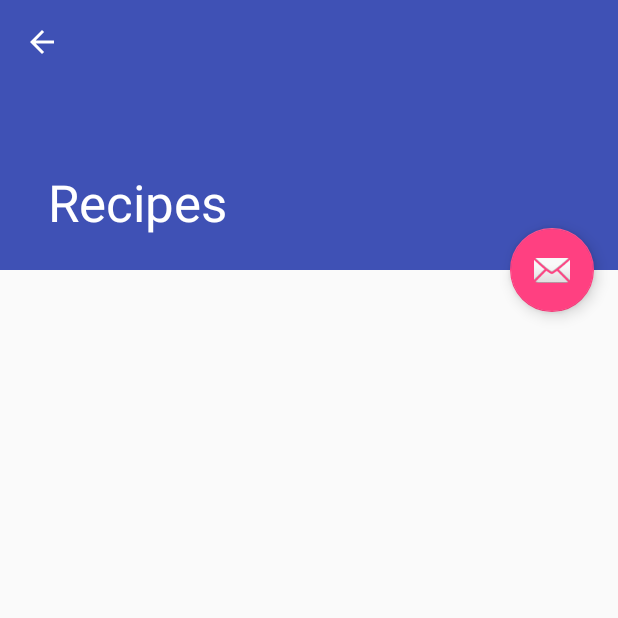
After one commit to gscdev/recipes, an Android app: the RecipeDetailActivity screen opened directly, with no data from a screen before it, on a phone screen of 412 x 824 dp, the top half of it. The commit adds this screen. Run offline under Robolectric (Android 15) with nearby library versions, the phone set to English and light mode, and no system bars; our stand-ins replace ButterKnife.

Commit message:
Show empty recipe

```diff
--- a/app/src/main/AndroidManifest.xml
+++ b/app/src/main/AndroidManifest.xml
@@ -26,6 +26,12 @@
 
             <meta-data android:name="android.app.searchable" android:resource="@xml/searchable" />
         </activity>
+
+        <activity
+            android:name=".ui.recipes.detail.RecipeDetailActivity"
+            android:parentActivityName=".ui.recipes.RecipeListActivity"
+            android:theme="@style/AppTheme.NoActionBar">
+        </activity>
     </application>
 
 </manifest>
--- a/app/src/main/java/com/gsc/recipes/ui/recipes/RecipeListActivity.java
+++ b/app/src/main/java/com/gsc/recipes/ui/recipes/RecipeListActivity.java
@@ -10,6 +10,7 @@ import android.widget.SearchView;
 import com.gsc.recipes.R;
 import com.gsc.recipes.domain.model.Recipe;
 import com.gsc.recipes.ui.base.BaseActivity;
+import com.gsc.recipes.ui.recipes.detail.RecipeDetailActivity;
 import com.gsc.recipes.ui.view.OnItemClickListener;
 
 import java.util.List;
@@ -84,6 +85,11 @@ public class RecipeListActivity extends BaseActivity implements RecipeListView,
     public void setRecipes(List<Recipe> recipes) {
         recyclerView.setAdapter(new RecipesRecyclerViewAdapter(recipes, this));
     }
+
+    @Override
+    public void showRecipe(Recipe recipe) {
+        RecipeDetailActivity.open(this, recipe);
+    }
     //endregion
 
     //region OnItemClickListener
--- a/app/src/main/java/com/gsc/recipes/ui/recipes/RecipeListPresenter.java
+++ b/app/src/main/java/com/gsc/recipes/ui/recipes/RecipeListPresenter.java
@@ -64,5 +64,6 @@ public class RecipeListPresenter extends BasePresenter<RecipeListView>
     //endregion
 
     public void onRecipeClick(int position) {
+        getView().showRecipe(recipeList.get(position));
     }
 }
--- a/app/src/main/java/com/gsc/recipes/ui/recipes/RecipeListView.java
+++ b/app/src/main/java/com/gsc/recipes/ui/recipes/RecipeListView.java
@@ -9,4 +9,6 @@ import java.util.List;
 public interface RecipeListView extends BasePresenter.View {
 
     void setRecipes(List<Recipe> recipes);
+
+    void showRecipe(Recipe recipe);
 }
--- /dev/null
+++ b/app/src/main/java/com/gsc/recipes/ui/recipes/detail/RecipeDetailActivity.java
@@ -0,0 +1,48 @@
+package com.gsc.recipes.ui.recipes.detail;
+
+import android.content.Context;
+import android.content.Intent;
+import android.os.Bundle;
+import android.support.design.widget.Snackbar;
+import android.support.v7.app.AppCompatActivity;
+import android.support.v7.widget.Toolbar;
+import android.view.View;
+
+import com.gsc.recipes.R;
+import com.gsc.recipes.domain.model.Recipe;
+
+import butterknife.BindView;
+import butterknife.ButterKnife;
+import butterknife.OnClick;
+
+public class RecipeDetailActivity extends AppCompatActivity {
+
+    public static final String EXTRA_RECIPE = "com.gsc.recipes.ui.recipes.detail.Recipe";
+
+    @BindView(R.id.toolbar)
+    Toolbar toolbar;
+
+
+    public static void open(Context context, Recipe recipe) {
+        Intent intent = new Intent(context, RecipeDetailActivity.class);
+        intent.putExtra(EXTRA_RECIPE, recipe);
+        context.startActivity(intent);
+    }
+
+    @Override
+    protected void onCreate(Bundle savedInstanceState) {
+        super.onCreate(savedInstanceState);
+        setContentView(R.layout.activity_recipe);
+        ButterKnife.bind(this);
+
+        setSupportActionBar(toolbar);
+
+        getSupportActionBar().setDisplayHomeAsUpEnabled(true);
+    }
+
+    @OnClick(R.id.fab)
+    public void onFabClick(View view) {
+        Snackbar.make(view, "Replace with your own action", Snackbar.LENGTH_LONG)
+                .setAction("Action", null).show();
+    }
+}
--- /dev/null
+++ b/app/src/main/res/layout/activity_recipe.xml
@@ -0,0 +1,47 @@
+<?xml version="1.0" encoding="utf-8"?>
+<android.support.design.widget.CoordinatorLayout xmlns:android="http://schemas.android.com/apk/res/android"
+    xmlns:app="http://schemas.android.com/apk/res-auto"
+    xmlns:tools="http://schemas.android.com/tools"
+    android:layout_width="match_parent"
+    android:layout_height="match_parent"
+    android:fitsSystemWindows="true"
+    tools:context=".ui.recipes.detail.RecipeDetailActivity">
+
+    <android.support.design.widget.AppBarLayout
+        android:id="@+id/app_bar"
+        android:layout_width="match_parent"
+        android:layout_height="@dimen/app_bar_height"
+        android:fitsSystemWindows="true"
+        android:theme="@style/AppTheme.AppBarOverlay">
+
+        <android.support.design.widget.CollapsingToolbarLayout
+            android:id="@+id/toolbar_layout"
+            android:layout_width="match_parent"
+            android:layout_height="match_parent"
+            android:fitsSystemWindows="true"
+            app:contentScrim="?attr/colorPrimary"
+            app:layout_scrollFlags="scroll|exitUntilCollapsed"
+            app:toolbarId="@+id/toolbar">
+
+            <android.support.v7.widget.Toolbar
+                android:id="@+id/toolbar"
+                android:layout_width="match_parent"
+                android:layout_height="?attr/actionBarSize"
+                app:layout_collapseMode="pin"
+                app:popupTheme="@style/AppTheme.PopupOverlay" />
+
+        </android.support.design.widget.CollapsingToolbarLayout>
+    </android.support.design.widget.AppBarLayout>
+
+    <include layout="@layout/content_recipe" />
+
+    <android.support.design.widget.FloatingActionButton
+        android:id="@+id/fab"
+        android:layout_width="wrap_content"
+        android:layout_height="wrap_content"
+        android:layout_margin="@dimen/fab_margin"
+        app:layout_anchor="@id/app_bar"
+        app:layout_anchorGravity="bottom|end"
+        app:srcCompat="@android:drawable/ic_dialog_email" />
+
+</android.support.design.widget.CoordinatorLayout>
--- /dev/null
+++ b/app/src/main/res/layout/content_recipe.xml
@@ -0,0 +1,17 @@
+<?xml version="1.0" encoding="utf-8"?>
+<android.support.v4.widget.NestedScrollView xmlns:android="http://schemas.android.com/apk/res/android"
+    xmlns:app="http://schemas.android.com/apk/res-auto"
+    xmlns:tools="http://schemas.android.com/tools"
+    android:layout_width="match_parent"
+    android:layout_height="match_parent"
+    app:layout_behavior="@string/appbar_scrolling_view_behavior"
+    tools:context=".ui.recipes.detail.RecipeDetailActivity"
+    tools:showIn="@layout/activity_recipe">
+
+    <TextView
+        android:layout_width="wrap_content"
+        android:layout_height="wrap_content"
+        android:layout_margin="@dimen/text_margin"
+        tools:text="content" />
+
+</android.support.v4.widget.NestedScrollView>
--- a/app/src/main/res/values/dimens.xml
+++ b/app/src/main/res/values/dimens.xml
@@ -1,4 +1,8 @@
 <?xml version="1.0" encoding="utf-8"?>
 <resources>
     <dimen name="item_margin">8dp</dimen>
+
+    <dimen name="app_bar_height">180dp</dimen>
+    <dimen name="fab_margin">16dp</dimen>
+    <dimen name="text_margin">16dp</dimen>
 </resources>
```
Also changed, not shown: app/src/main/java/com/gsc/recipes/domain/model/Recipe.java (+38 -1 lines).
